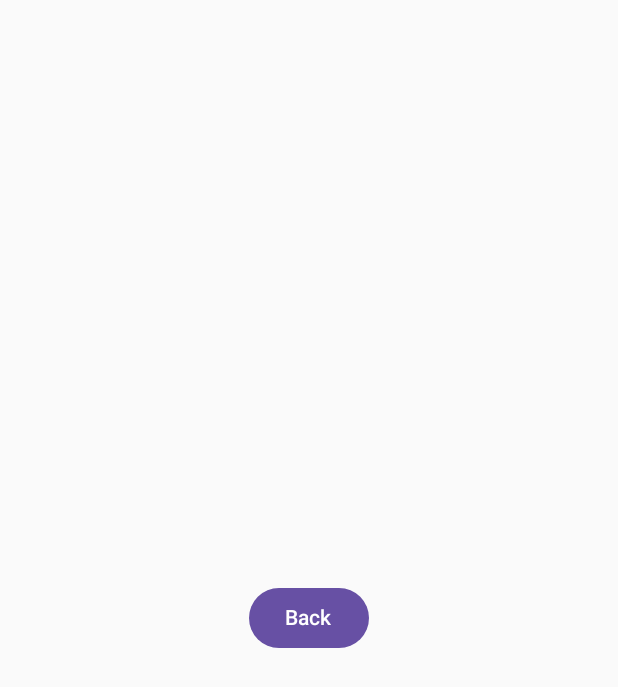
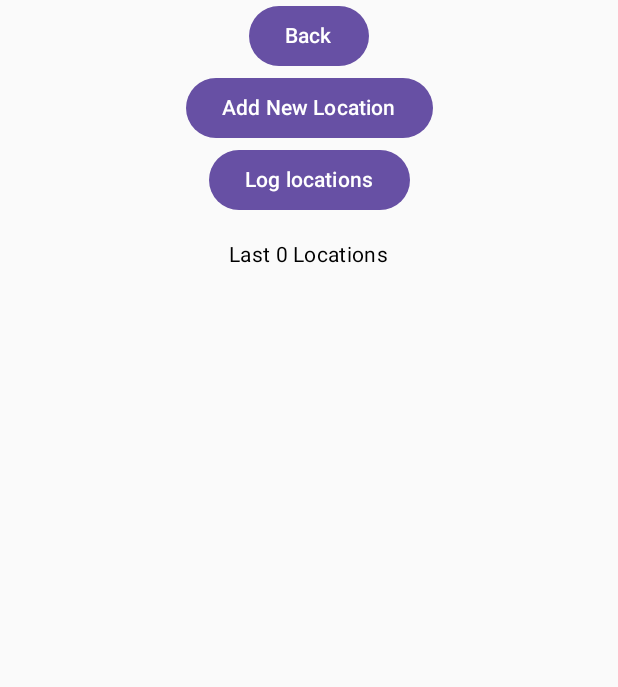
Before and after one commit to marekStef/decentralised-storage-system, an Android app built with Jetpack Compose: the screen it shows after launch (MainActivity), after a tap on "Go to Second Screen", on a phone screen of 412 x 824 dp. Shown: the top 687 px of the screen. Run offline under Robolectric (Android 15) with nearby library versions, the phone set to English and light mode, and no system bars; our stand-ins replace Room's generated code, accompanist, livedata-compose.

Commit message:
database implemented in android app; first version of LogScreen implemented as well;

```diff
--- a/source_apps/locationTracker/app/src/main/java/com/example/locationtracker/MainActivity.kt
+++ b/source_apps/locationTracker/app/src/main/java/com/example/locationtracker/MainActivity.kt
@@ -14,12 +14,12 @@ import androidx.navigation.compose.NavHost
 import androidx.navigation.compose.composable
 
 import androidx.navigation.compose.rememberNavController
-import com.example.locationtracker.data.DatabaseLogsManager
+import com.example.locationtracker.data.LogsManager
 import com.example.locationtracker.viewModel.MainViewModel
 import com.google.accompanist.systemuicontroller.rememberSystemUiController
 
 class MainActivity : ComponentActivity() {
-    private val dbManager = DatabaseLogsManager(this)
+    private lateinit var dbManager : LogsManager;
 
     private val viewModelFactory = object : ViewModelProvider.Factory {
         override fun <T : ViewModel> create(modelClass: Class<T>): T {
@@ -36,16 +36,17 @@ class MainActivity : ComponentActivity() {
     override fun onCreate(savedInstanceState: Bundle?) {
         super.onCreate(savedInstanceState)
         Log.d("TAG", "Debug message");
+        dbManager = LogsManager.getInstance(this);
         val mainViewModel = ViewModelProvider(this, viewModelFactory)[MainViewModel::class.java]
 
         setContent {
-            MyApp(mainViewModel)
+            MyApp(mainViewModel, dbManager)
         }
     }
 }
 
 @Composable
-fun MyApp(mainViewModel: MainViewModel) {
+fun MyApp(mainViewModel: MainViewModel, logsManager: LogsManager) {
     val systemUiController = rememberSystemUiController()
     SideEffect {
         systemUiController.setStatusBarColor(
@@ -62,6 +63,6 @@ fun MyApp(mainViewModel: MainViewModel) {
     val navController = rememberNavController()
     NavHost(navController = navController, startDestination = "mainScreen") {
         composable("mainScreen") { MainScreen(navController, mainViewModel) }
-        composable("logScreen") { LogScreen(navController) }
+        composable("logScreen") { LogScreen(navController, logsManager) }
     }
 }
--- a/source_apps/locationTracker/app/src/main/java/com/example/locationtracker/data/DatabaseLogsManager.kt
+++ /dev/null
@@ -1,36 +0,0 @@
-package com.example.locationtracker.data
-
-import android.content.Context
-import com.example.locationtracker.model.SyncInfo
-
-class DatabaseLogsManager(private val context: Context) {
-    companion object {
-        private const val PREFERENCES_FILE_KEY = "com.example.syncinfo_preferences"
-        private const val LAST_SYNC = "last_sync"
-        private const val EVENTS_NOT_SYNCED = "events_not_synced"
-        private const val OLDEST_EVENT_NOT_SYNCED = "oldest_event_not_synced"
-        private const val TOTAL_EVENTS = "total_events"
-    }
-
-//    private val sharedPreferences: SharedPreferences =
-//        context.getSharedPreferences(PREFERENCES_FILE_KEY, Context.MODE_PRIVATE)
-
-    fun saveSyncInfo(syncInfo: SyncInfo) {
-//        sharedPreferences.edit {
-//            putString(LAST_SYNC, syncInfo.lastSync)
-//            putInt(EVENTS_NOT_SYNCED, syncInfo.eventsNotSynced)
-//            putString(OLDEST_EVENT_NOT_SYNCED, syncInfo.oldestEventNotSynced)
-//            putLong(TOTAL_EVENTS, syncInfo.totalEvents)
-//            apply()
-//        }
-    }
-
-    fun getSyncInfo(): SyncInfo {
-        return SyncInfo(
-            lastSync = "No data",
-            eventsNotSynced = 0,
-            oldestEventNotSynced = "No data",
-            totalEvents = 0
-        )
-    }
-}
--- /dev/null
+++ b/source_apps/locationTracker/app/src/main/java/com/example/locationtracker/data/LogsManager.kt
@@ -0,0 +1,78 @@
+package com.example.locationtracker.data
+
+import android.annotation.SuppressLint
+import android.content.Context
+import android.util.Log
+import androidx.core.content.edit
+import androidx.lifecycle.LiveData
+import androidx.lifecycle.liveData
+import com.example.locationtracker.data.database.Database
+import com.example.locationtracker.data.database.DatabaseClient
+import com.example.locationtracker.data.database.entities.Location
+import com.example.locationtracker.model.SyncInfo
+import kotlinx.coroutines.Dispatchers
+import kotlinx.coroutines.GlobalScope
+import kotlinx.coroutines.launch
+
+class LogsManager private constructor(private var db: Database, private val context: Context) {
+    // for signleton pattern
+    companion object {
+        private const val PREFERENCES_FILE_KEY = "com.example.locationtracker.data.database.syncinfo_preferences"
+        private const val LAST_SYNC = "last_sync"
+        private const val EVENTS_NOT_SYNCED = "events_not_synced"
+        private const val OLDEST_EVENT_TIME_NOT_SYNCED = "oldest_event_not_synced"
+        private const val TOTAL_EVENTS = "total_events"
+
+        @SuppressLint("StaticFieldLeak")
+        @Volatile private var instance: LogsManager? = null
+
+        fun getInstance(context: Context): LogsManager =
+            instance ?: synchronized(this) {
+                instance ?: LogsManager(DatabaseClient.getDatabase(context), context).also {
+                    instance = it
+                }
+            }
+    }
+
+    val SyncInfoSharedPreferences = context.getSharedPreferences(PREFERENCES_FILE_KEY, Context.MODE_PRIVATE)
+
+
+    fun saveSyncInfo(syncInfo: SyncInfo) {
+        SyncInfoSharedPreferences.edit {
+            putString(LAST_SYNC, syncInfo.lastSync)
+            // putInt(EVENTS_NOT_SYNCED, syncInfo.eventsNotSynced)
+            // putString(OLDEST_EVENT_TIME_NOT_SYNCED, syncInfo.oldestEventTimeNotSynced)
+            putLong(TOTAL_EVENTS, syncInfo.totalEvents)
+            apply()
+        }
+    }
+
+    fun getSyncInfo(): SyncInfo {
+        return SyncInfo(
+            lastSync = SyncInfoSharedPreferences.getString(LAST_SYNC, "") ?: "",
+            eventsNotSynced = 0,
+            oldestEventTimeNotSynced = "fetch from db",
+            totalEvents = SyncInfoSharedPreferences.getLong(TOTAL_EVENTS, 0L)
+        )
+    }
+
+    fun saveNewLocation(latitude: Double, longitude: Double) {
+        GlobalScope.launch(Dispatchers.IO) {
+            db.locationDao().insertLocation(Location(latitude = latitude, longitude = longitude, time = System.currentTimeMillis()))
+        }
+    }
+
+    fun fetchLast100Locations(): LiveData<List<Location>> = liveData(Dispatchers.IO) {
+        emit(db.locationDao().getLast100Locations())
+    }
+
+    fun logLast10Locations() {
+        GlobalScope.launch(Dispatchers.IO) {
+            val last100Locations = db.locationDao().getLast100Locations()
+            last100Locations.takeLast(10).forEach { location ->
+                Log.d("LocationLog", "Location: - Lat: ${location.latitude}, Long: ${location.longitude}, Time: ${location.time}")
+            }
+        }
+    }
+
+}
--- /dev/null
+++ b/source_apps/locationTracker/app/src/main/java/com/example/locationtracker/data/database/Database.kt
@@ -0,0 +1,11 @@
+package com.example.locationtracker.data.database
+
+import androidx.room.Database
+import androidx.room.RoomDatabase
+import com.example.locationtracker.data.database.dataAccessObjects.LocationDao
+import com.example.locationtracker.data.database.entities.Location
+
+@Database(entities = [Location::class], version = 1)
+abstract class Database : RoomDatabase() {
+    abstract fun locationDao(): LocationDao
+}
--- /dev/null
+++ b/source_apps/locationTracker/app/src/main/java/com/example/locationtracker/data/database/DatabaseClient.kt
@@ -0,0 +1,23 @@
+package com.example.locationtracker.data.database
+
+import android.content.Context
+import android.util.Log
+import androidx.room.Room
+
+object DatabaseClient {
+    @Volatile
+    private var INSTANCE: Database? = null
+
+    fun getDatabase(context: Context): Database {
+        Log.d("hey", "here")
+        return INSTANCE ?: synchronized(this) {
+            val instance = Room.databaseBuilder(
+                context.applicationContext,
+                Database::class.java,
+                "location_database"
+            ).build()
+            INSTANCE = instance
+            instance
+        }
+    }
+}
--- /dev/null
+++ b/source_apps/locationTracker/app/src/main/java/com/example/locationtracker/data/database/dataAccessObjects/LocationDAO.kt
@@ -0,0 +1,18 @@
+package com.example.locationtracker.data.database.dataAccessObjects
+
+import androidx.room.Dao
+import androidx.room.Insert
+import androidx.room.Query
+import com.example.locationtracker.data.database.entities.Location
+
+@Dao
+interface LocationDao {
+    @Insert
+    suspend fun insertLocation(location: Location)
+
+    @Query("SELECT * FROM location")
+    fun getAllLocations(): List<Location>
+
+    @Query("SELECT * FROM location ORDER BY id DESC LIMIT 100")
+    suspend fun getLast100Locations(): List<Location>
+}
--- a/source_apps/locationTracker/app/src/main/java/com/example/locationtracker/model/SyncInfo.kt
+++ b/source_apps/locationTracker/app/src/main/java/com/example/locationtracker/model/SyncInfo.kt
@@ -2,6 +2,6 @@ package com.example.locationtracker.model
 data class SyncInfo(
     var lastSync: String,
     val eventsNotSynced: Int,
-    val oldestEventNotSynced: String,
+    val oldestEventTimeNotSynced: String,
     val totalEvents: Long
 )
--- a/source_apps/locationTracker/app/src/main/java/com/example/locationtracker/screens/logScreen/LogScreen.kt
+++ b/source_apps/locationTracker/app/src/main/java/com/example/locationtracker/screens/logScreen/LogScreen.kt
@@ -1,17 +1,30 @@
 package com.example.locationtracker
 
 import androidx.compose.foundation.layout.*
-import androidx.compose.material.*
 import androidx.compose.material3.Button
+import androidx.compose.material3.MaterialTheme
 import androidx.compose.material3.Text
 import androidx.compose.runtime.Composable
+import androidx.compose.runtime.livedata.observeAsState
 import androidx.compose.ui.Alignment
 import androidx.compose.ui.Modifier
 import androidx.compose.ui.unit.dp
 import androidx.navigation.NavController
+import com.example.locationtracker.data.LogsManager
+import com.example.locationtracker.data.database.entities.Location
+
+import androidx.compose.foundation.layout.*
+import androidx.compose.foundation.lazy.LazyColumn
+import androidx.compose.foundation.lazy.items
+import androidx.compose.material3.Divider
+import java.text.SimpleDateFormat
+import java.util.Date
+import java.util.Locale
 
 @Composable
-fun LogScreen(navController: NavController) {
+fun LogScreen(navController: NavController, logsManager: LogsManager) {
+    val locations = logsManager.fetchLast100Locations().observeAsState(initial = emptyList())
+
     Column(
         modifier = Modifier.fillMaxSize(),
         verticalArrangement = Arrangement.Center,
@@ -20,5 +33,36 @@ fun LogScreen(navController: NavController) {
         Button(onClick = { navController.popBackStack() }) {
             Text("Back")
         }
+        Button(onClick = { logsManager.saveNewLocation(1.0, 2.0) }) {
+            Text("Add New Location")
+        }
+        Button(onClick = { logsManager.logLast10Locations() }) {
+            Text("Log locations")
+        }
+
+        Spacer(modifier = Modifier.height(16.dp))
+        Text("Last ${locations.value.size} Locations", style = MaterialTheme.typography.bodyMedium)
+        LazyColumn(
+            modifier = Modifier.fillMaxSize()
+        ) {
+            items(locations.value) { location ->
+                LocationItem(location)
+            }
+        }
     }
 }
+
+@Composable
+fun LocationItem(location: Location) {
+    val dateFormatter = SimpleDateFormat("yyyy-MM-dd HH:mm:ss", Locale.getDefault())
+    val dateString = dateFormatter.format(Date(location.time))
+
+    Column(modifier = Modifier.padding(8.dp)) {
+        Text("ID: ${location.id}")
+        Text("Latitude: ${location.latitude}")
+        Text("Longitude: ${location.longitude}")
+        Text("Time: ${dateString}")
+    }
+
+    Divider(modifier = Modifier.padding(vertical = 4.dp))
+}
--- a/source_apps/locationTracker/app/src/main/java/com/example/locationtracker/screens/mainScreen/MainScreen.kt
+++ b/source_apps/locationTracker/app/src/main/java/com/example/locationtracker/screens/mainScreen/MainScreen.kt
@@ -35,6 +35,7 @@ fun MainScreen(navController: NavController, viewModel: MainViewModel) {
     syncInfo?.let { info : SyncInfo ->
         SyncStatusCard(syncInfo = info)
     }
+
     Column(
         modifier = Modifier.fillMaxSize(),
         verticalArrangement = Arrangement.Center,
@@ -50,7 +51,7 @@ fun MainScreen(navController: NavController, viewModel: MainViewModel) {
             val updatedSyncInfo = SyncInfo(
                 lastSync = "New Sync Time",
                 eventsNotSynced = 1234,
-                oldestEventNotSynced = "New Oldest Event Time",
+                oldestEventTimeNotSynced = "New Oldest Event Time",
                 totalEvents = 987654321
             )
 
@@ -60,7 +61,7 @@ fun MainScreen(navController: NavController, viewModel: MainViewModel) {
         }
     }
 
-    Surface(color = MaterialTheme.colorScheme.background) {
+    Surface(color = MaterialTheme.colorScheme.surface) {
         Column(
             modifier = Modifier
                 .fillMaxWidth()
--- a/source_apps/locationTracker/app/src/main/java/com/example/locationtracker/screens/mainScreen/components/SyncStatusCard.kt
+++ b/source_apps/locationTracker/app/src/main/java/com/example/locationtracker/screens/mainScreen/components/SyncStatusCard.kt
@@ -26,7 +26,7 @@ fun SyncStatusCard(syncInfo: SyncInfo) {
         ) {
             SyncStatusItem("Last Synchronisation", syncInfo.lastSync)
             SyncStatusItem("Number of events not synchronised", syncInfo.eventsNotSynced.toString())
-            SyncStatusItem("Oldest event not synchronised", syncInfo.oldestEventNotSynced)
+            SyncStatusItem("Oldest event not synchronised", syncInfo.oldestEventTimeNotSynced)
             SyncStatusItem("Total events gathered", syncInfo.totalEvents.toString())
         }
     }
@@ -40,7 +40,7 @@ fun SyncStatusItem(label: String, value: String) {
             .padding(vertical = 4.dp),
         horizontalArrangement = Arrangement.SpaceBetween
     ) {
-        Text(text = label, color = Color.White)
-        Text(text = value, fontWeight = FontWeight.Bold, color = Color.White)
+        Text(text = label, color = Color.Black)
+        Text(text = value, fontWeight = FontWeight.Bold, color = Color.Black)
     }
 }
--- a/source_apps/locationTracker/app/src/main/java/com/example/locationtracker/viewModel/MainViewModel.kt
+++ b/source_apps/locationTracker/app/src/main/java/com/example/locationtracker/viewModel/MainViewModel.kt
@@ -5,12 +5,12 @@ import androidx.lifecycle.MutableLiveData
 import androidx.lifecycle.ViewModel
 import androidx.lifecycle.viewModelScope
 
-import com.example.locationtracker.data.DatabaseLogsManager
+import com.example.locationtracker.data.LogsManager
 import com.example.locationtracker.model.SyncInfo
 import kotlinx.coroutines.Dispatchers
 import kotlinx.coroutines.launch
 
-class MainViewModel(private val dbManager: DatabaseLogsManager) : ViewModel() {
+class MainViewModel(private val dbManager: LogsManager) : ViewModel() {
 
     private val _syncInfo = MutableLiveData<SyncInfo>()
     val syncInfo: LiveData<SyncInfo> = _syncInfo
--- a/source_apps/locationTracker/settings.gradle.kts
+++ b/source_apps/locationTracker/settings.gradle.kts
@@ -13,5 +13,5 @@ dependencyResolutionManagement {
     }
 }
 
-rootProject.name = "LocationTracker"
+rootProject.name = "LocTrack"
 include(":app")
```
Also changed, not shown: source_apps/locationTracker/app/build.gradle.kts (+11 -0 lines), source_apps/locationTracker/app/src/main/java/com/example/locationtracker/data/database/entities/Location.kt (added, +12 -0 lines).
